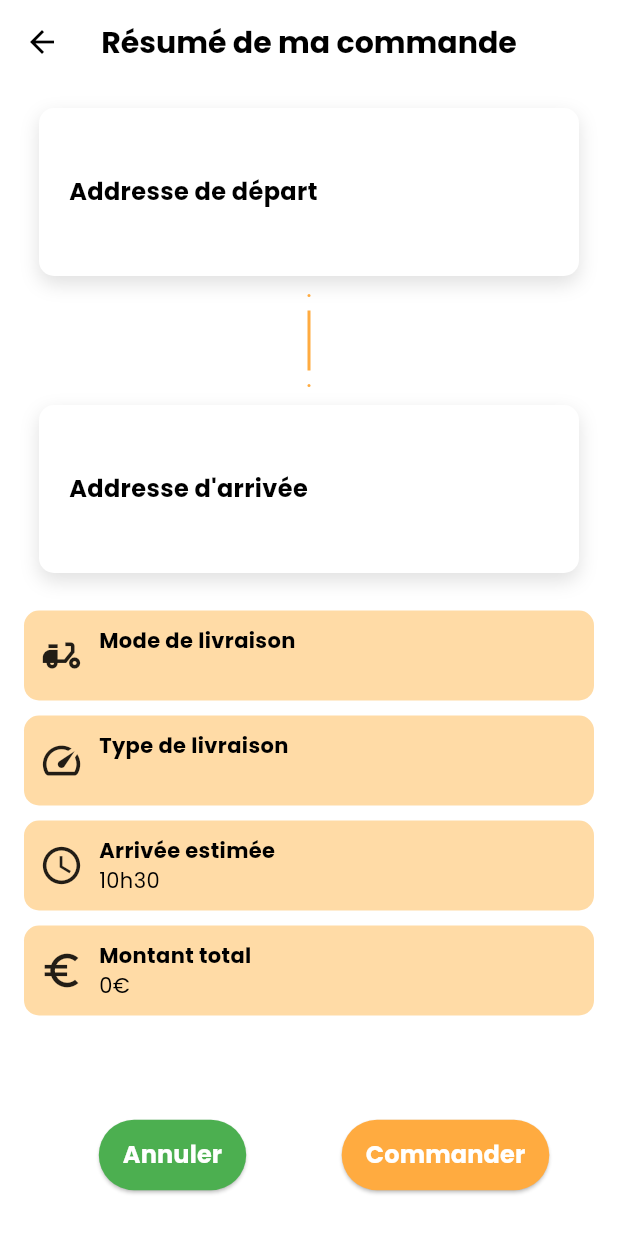
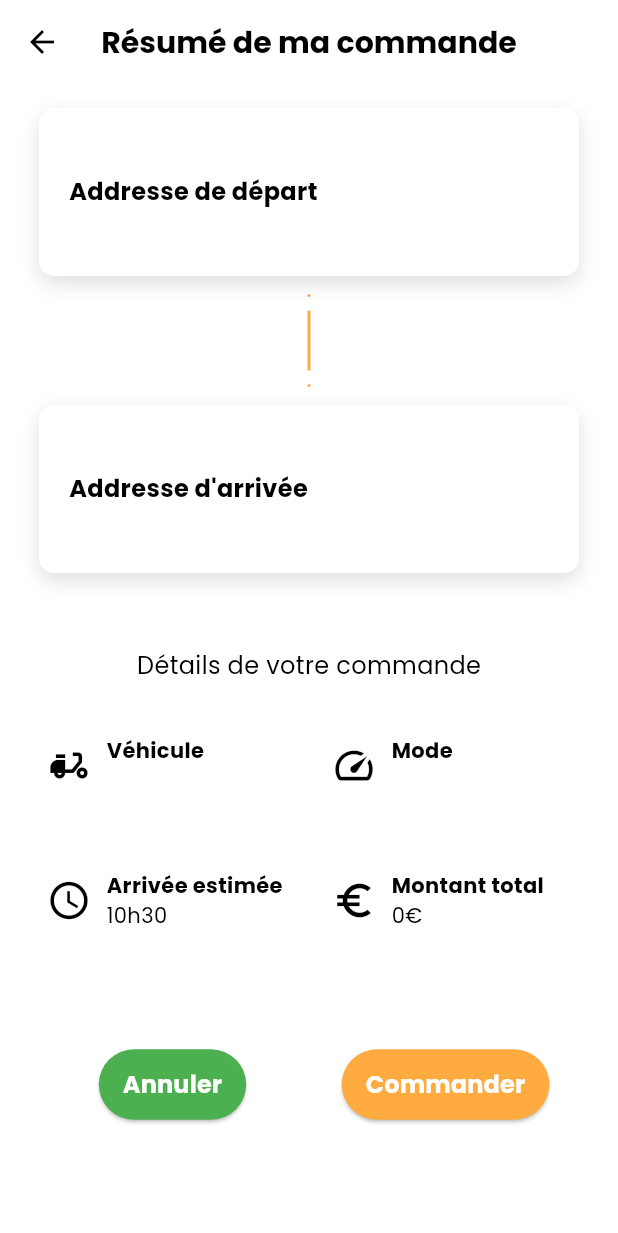
Before and after one commit to frwk/challenge_delivery_flutter, a Flutter app: the OrderSummaryScreen screen opened directly with empty values, on a phone screen of 412 x 824 dp. Shown: the top 1233 px of the screen. Run offline on Flutter 3.47's test engine with Material 3 defaults, Android fonts, the phone set to English and light mode, and no system bars; our stand-ins replace bloc, equatable, firebase_core, firebase_messaging, flutter_bloc, flutter_dotenv and 9 more; missing offline and left inert: android_intent_plus, flutter_polyline_points, flutter_stripe; accounts and stored records are empty.

Commit message:
feat(payment): Rework design in order_summary view

```diff
--- a/lib/views/order/create_order_screen.dart
+++ b/lib/views/order/create_order_screen.dart
@@ -202,7 +202,7 @@ class _CreateOrderScreenState extends State<CreateOrderScreen> {
                   thickness: 1,
                 ),
                 const SizedBox(height: 30),
-                const Text('Quel mode de livraison souhaitez-vous ?'),
+                const Center(child: Text('Quel mode de livraison souhaitez-vous ?')),
                 const SizedBox(height: 10),
                 Center(
                   child: SizedBox(
@@ -220,7 +220,7 @@ class _CreateOrderScreenState extends State<CreateOrderScreen> {
                   ),
                 ),
                 const SizedBox(height: 30),
-                const Text('Quel est l\'urgence de votre livraison ?'),
+                const Center(child: Text('Quel est l\'urgence de votre livraison ?')),
                 const SizedBox(height: 10),
                 Center(
                   child: SizedBox(
--- a/lib/views/order/order_summary.dart
+++ b/lib/views/order/order_summary.dart
@@ -73,30 +73,49 @@ class _OrderSummaryScreenState extends State<OrderSummaryScreen> {
               Center(child: const ArrowConnector()),
               const SizedBox(height: 3),
               OrderCard(title: 'Addresse d\'arrivée', content: order.dropoffAddress),
+              const SizedBox(height: 50),
+              const Center(child: Text('Détails de votre commande', style: TextStyle(fontSize: 16))),
               const SizedBox(height: 20),
-              DeliveryDetail(
+              Row(
+                children: [
+                  Expanded(
+                    child: DeliveryDetail(
                       icon: Icons.delivery_dining,
-                title: 'Mode de livraison',
+                      title: 'Véhicule',
                       detail: '${FormatString.capitalize(order.vehicle)}',
-                color: Theme.of(context).primaryColor.withOpacity(0.7),
+                      color: Colors.white,
                     ),
-              DeliveryDetail(
+                  ),
+                  Expanded(
+                    child: DeliveryDetail(
                       icon: Icons.speed,
-                title: 'Type de livraison',
+                      title: 'Mode',
                       detail: '${FormatString.capitalize(order.urgency)}',
-                color: Theme.of(context).primaryColor.withOpacity(0.7),
+                      color: Colors.white,
                     ),
-              DeliveryDetail(
+                  ),
+                ],
+              ),
+              const SizedBox(height: 20),
+              Row(
+                children: [
+                  Expanded(
+                    child: DeliveryDetail(
                       icon: Icons.access_time,
                       title: 'Arrivée estimée',
                       detail: '${estimateArrival(order.duration!)}',
-                color: Theme.of(context).primaryColor.withOpacity(0.7),
+                      color: Colors.white,
                     ),
-              DeliveryDetail(
+                  ),
+                  Expanded(
+                    child: DeliveryDetail(
                       icon: Icons.euro_symbol,
                       title: 'Montant total',
                       detail: '${order.total}€',
-                color: Theme.of(context).primaryColor.withOpacity(0.7),
+                      color: Colors.white,
+                    ),
+                  ),
+                ],
               ),
               const SizedBox(height: 30),
               Padding(
@@ -153,23 +172,23 @@ class DeliveryDetail extends StatelessWidget {
   Widget build(BuildContext context) {
     return Container(
       padding: const EdgeInsets.all(10),
-      margin: const EdgeInsets.symmetric(vertical: 5),
+      margin: const EdgeInsets.symmetric(vertical: 5, horizontal: 5),
       decoration: BoxDecoration(
         color: color,
         borderRadius: BorderRadius.circular(10),
       ),
       child: Row(
         children: [
-          Icon(icon, size: 30),
+          Icon(icon, size: 30, color: Colors.black),
           const SizedBox(width: 10),
           Column(
             crossAxisAlignment: CrossAxisAlignment.start,
             children: [
               Text(
                 title,
-                style: const TextStyle(fontWeight: FontWeight.bold),
+                style: const TextStyle(fontWeight: FontWeight.bold, color: Colors.black),
               ),
-              Text(detail),
+              Text(detail, style: const TextStyle(color: Colors.black)),
             ],
           ),
         ],
```
Lines whose indentation alone changed are shown as unchanged.
